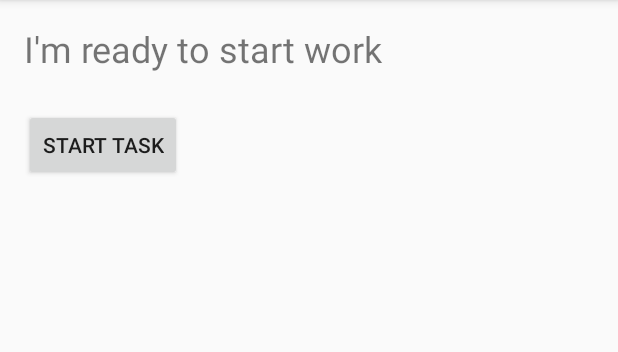
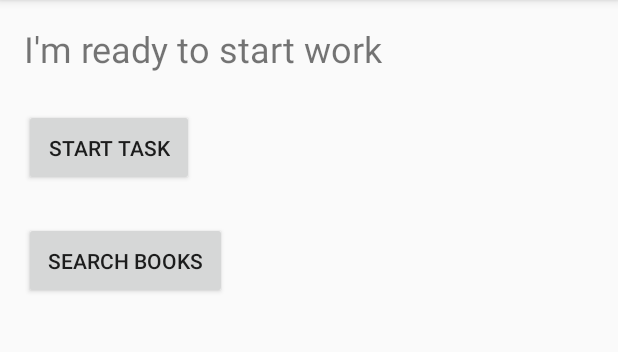
Before and after one commit to SidP919/Android_Development_Codelabs, an Android app: the SimpleAsyncTask screen opened directly, with no data from a screen before it, on a phone screen of 412 x 824 dp, the part 84-436 px from its top. Run offline under Robolectric (Android 15) with nearby library versions, the phone set to English and light mode, and no system bars.

Commit message:
Added BooksAsyncTaskLoader Activity: made initial changes in layout and Java files

```diff
--- a/app/src/main/AndroidManifest.xml
+++ b/app/src/main/AndroidManifest.xml
@@ -9,7 +9,8 @@
         android:roundIcon="@mipmap/ic_launcher_round"
         android:supportsRtl="true"
         android:theme="@style/AppTheme">
-        <activity android:name=".SimpleAsyncTask"></activity>
+        <activity android:name=".BooksAsyncTaskLoader"></activity>
+        <activity android:name=".SimpleAsyncTask" />
         <activity android:name=".MainActivity">
             <intent-filter>
                 <action android:name="android.intent.action.MAIN" />
--- a/app/src/main/res/layout/activity_simple_async_task.xml
+++ b/app/src/main/res/layout/activity_simple_async_task.xml
@@ -21,6 +21,17 @@
         android:layout_below="@id/simpleAsyncTask_textView1"
         android:layout_marginTop="@dimen/viewMarginTop"
         android:onClick="startTask"
+        android:padding="@dimen/viewPadding"
         android:text="@string/simpleAsyncTask_Button_start_task" />
 
+    <Button
+        android:id="@+id/simpleAsyncTask_searchBooks"
+        android:layout_width="wrap_content"
+        android:layout_height="wrap_content"
+        android:layout_below="@id/simpleAsyncTask_button"
+        android:layout_marginTop="@dimen/viewMarginTop"
+        android:onClick="searchBook"
+        android:padding="@dimen/viewPadding"
+        android:text="@string/simpleAsyncTask_button_string_search_books" />
+
 </RelativeLayout>
--- a/app/src/main/res/values/dimens.xml
+++ b/app/src/main/res/values/dimens.xml
@@ -2,4 +2,5 @@
 <resources>
     <dimen name="layoutMargin">16dp</dimen>
     <dimen name="viewMarginTop">24dp</dimen>
+    <dimen name="viewPadding">16dp</dimen>
 </resources>
```
Also changed, not shown: app/src/main/java/com/example/app01/BooksAsyncTaskLoader.java (added, +29 -0 lines), app/src/main/java/com/example/app01/SimpleAsyncTask.java (+7 -1 lines), app/src/main/res/layout/activity_books_async_task_loader.xml (added, +52 -0 lines), app/src/main/res/values/strings.xml (+10 -0 lines).
